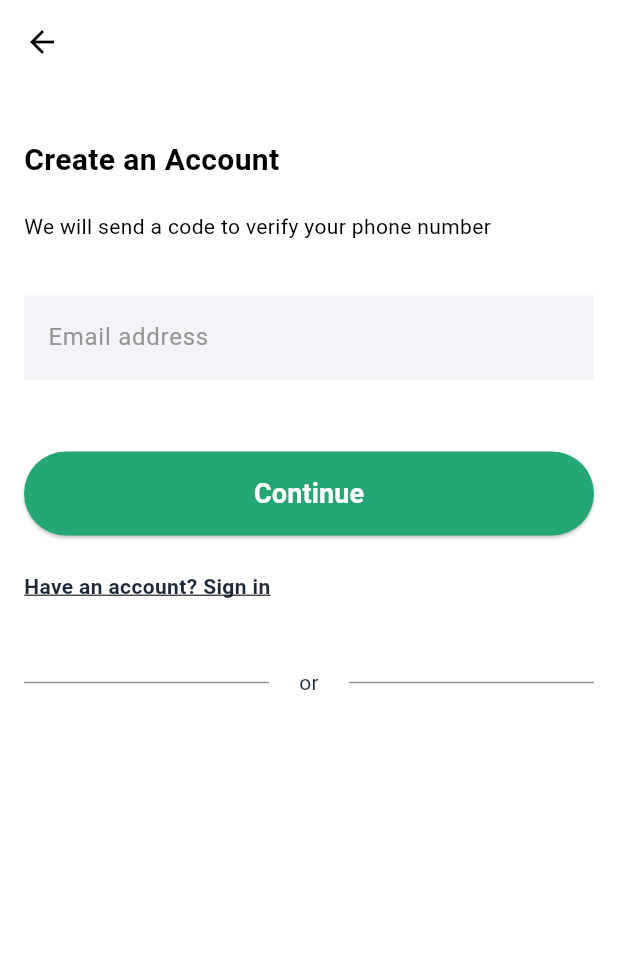
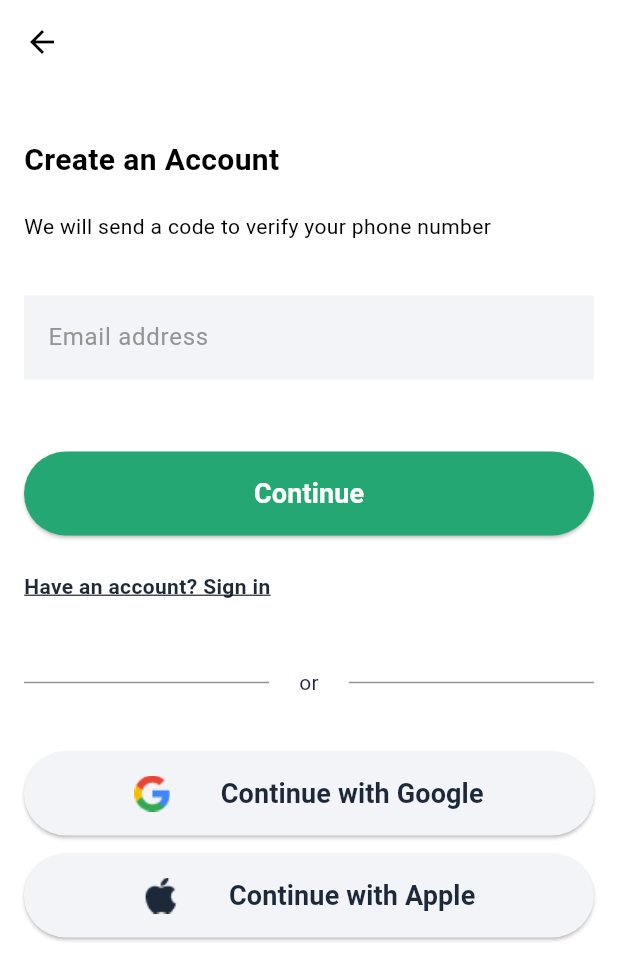
Before and after one commit to onifadjosh/Flutter-s-First, a Flutter app: the screen it shows after launch, on a phone screen of 412 x 824 dp. Shown: the top 980 px of the screen. Run offline on Flutter 3.47's test engine with Material 3 defaults, Android fonts, the phone set to English and light mode, and no system bars.

Commit message:
Implemented reausable buttons

```diff
--- a/lib/main.dart
+++ b/lib/main.dart
@@ -2,6 +2,7 @@ import 'package:flutter/cupertino.dart';
 import 'package:flutter/material.dart';
 import 'package:flutter/services.dart';
 import 'package:flutter/widgets.dart';
+import 'reusable_button.dart';
 
 void main() {
   runApp(const MainApp());
@@ -94,7 +95,8 @@ class CreateInstruction extends StatelessWidget {
             ),
             ),
 
-            Or()
+            Or(),
+            ApiButton(),
           ],
         ),
 
@@ -207,6 +209,24 @@ class Or extends StatelessWidget {
   }
 }
 
+class ApiButton extends StatelessWidget {
+  const ApiButton({super.key});
+
+  @override
+  Widget build(BuildContext context) {
+    return Column(
+      mainAxisAlignment: MainAxisAlignment.center,
+      crossAxisAlignment: CrossAxisAlignment.center,
+      children: <Widget>[
+        const SizedBox(height: 36),
+        ReusableButton(text:'Continue with Google', onPressed: (){}, color:const Color(0xFFF2F4F7), imageProvider:const AssetImage('lib/assets/images/google.png')),
+        const SizedBox(height: 12),
+        ReusableButton(text:'Continue with Apple', onPressed: (){}, color:const Color(0xFFF2F4F7), imageProvider:const AssetImage('lib/assets/images/apple.png')),
+      ],
+    );
+  }
+}
+
 
 
 
```
Also changed, not shown: lib/assets/images/apple.png (added), lib/assets/images/google.png (added).
